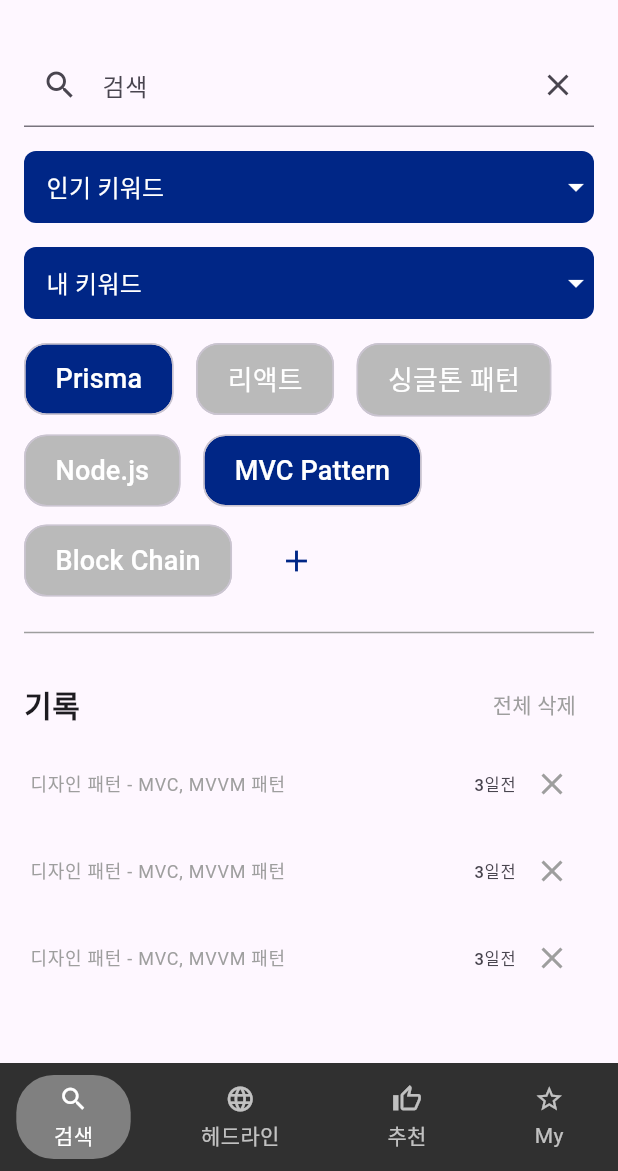
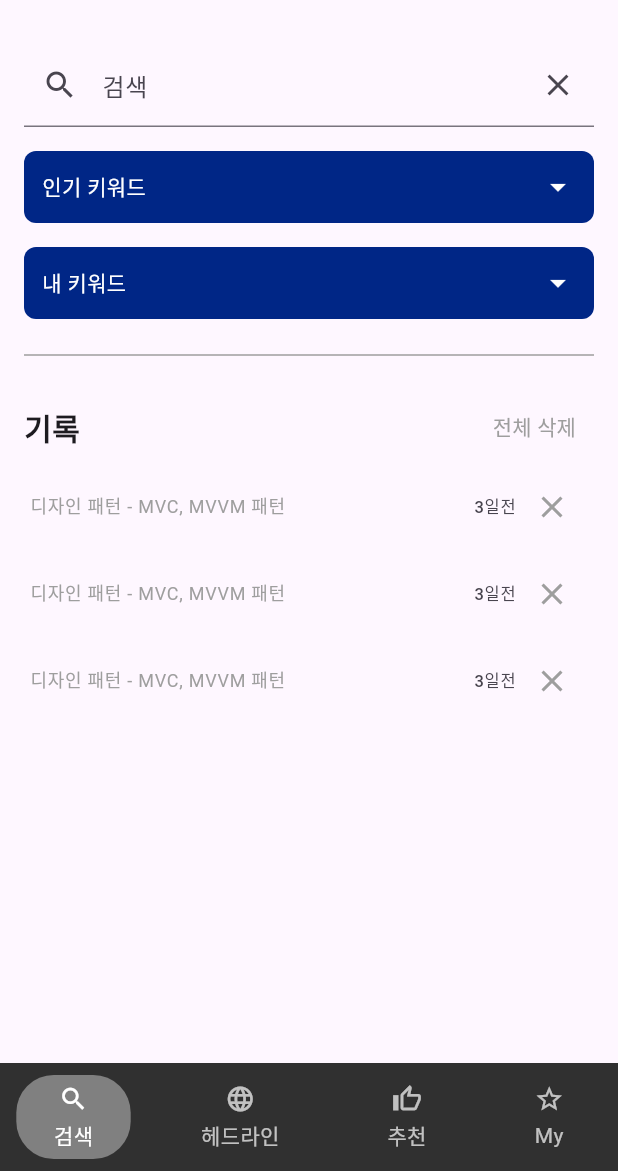
Before and after one commit to Indwoo/defee-frontend, a Flutter app: the Search screen opened by its route, on a phone screen of 412 x 824 dp, the part 65-1236 px from its top. Run offline on Flutter 3.47's test engine with Material 3 defaults, Android fonts, the phone set to English and light mode, and no system bars; Roboto replaces fonts that are missing (Pretendard).

Commit message:
[Feat] remake popular and my keywords

```diff
--- a/defeefront/lib/screens/search/search.dart
+++ b/defeefront/lib/screens/search/search.dart
@@ -12,8 +12,14 @@ class Search extends StatefulWidget { // StatefulWidget으로 변경
 }
 
 class _SearchState extends State<Search> {
-  String? selectedKeyword;
-  String? selectedMyKeyword;
+  String? selectedKeyword;  //인기 키워드 선택 여부
+  String? selectedMyKeyword;  //내 키워드 선택 여부
+  bool showPopularKeywords = false; // 인기 키워드 칩 표시 여부
+  bool showMyKeywords = false; // 내 키워드 칩 표시 여부
+
+  // Dummy Data
+  final List<String> popularKeywords = ['키워드1', '키워드2', '키워드3'];
+  final List<String> myKeywords = ['내 키워드1', '백엔드 내 키워드2', '내꺼 키워드3', '내 키워드4'];
 
   @override
   Widget build(BuildContext context) {
@@ -28,163 +34,52 @@ class _SearchState extends State<Search> {
 
             SizedBox(height: 16.0),
 
-            Container(
-              width: double.infinity,
+            // 인기 키워드 드롭다운
+            GestureDetector(
+              onTap: () {
+                setState(() {
+                  showPopularKeywords = !showPopularKeywords; // 클릭 시 표시 여부 토글
+                });
+              },
+              child: Container(
+                padding: EdgeInsets.all(12.0),
                 decoration: BoxDecoration(
-                color: Color(0xff002686), // 배경 색상
-                borderRadius: BorderRadius.circular(8.0), // 모서리 둥글게
+                  color: Color(0xff002686),
+                  borderRadius: BorderRadius.circular(8.0),
                 ),
-              child: DropdownButton<String>(
-                padding : EdgeInsets.fromLTRB(15, 0, 0, 0),
-                hint: Text(
+                child: Row(
+                  mainAxisAlignment: MainAxisAlignment.spaceBetween,
+                  children: [
+                    Text(
                       '인기 키워드',
                       style: TextStyle(color: Colors.white),
                     ),
-                value: selectedKeyword,
-                dropdownColor: Color(0xff002686),
-                icon: Icon(Icons.arrow_drop_down, color: Colors.white), // 오른쪽 아이콘
-                isExpanded: true, // 드롭다운 버튼 전체 너비 사용
-                underline: SizedBox(), // 밑줄 제거
-                onChanged: (String? newValue) {
-                  selectedKeyword = newValue; // 상태 관리 없음
-                },
-                items: <String>['키워드1', '키워드2', '키워드3']
-                    .map<DropdownMenuItem<String>>((String value) {
-                  return DropdownMenuItem<String>(
-                    value: value,
-                    child: Padding(
-                      padding: const EdgeInsets.all(8.0),
-                      child: Text(
-                        value,
-                        style: TextStyle(color: Colors.white), // 텍스트 색상
+                    Icon(Icons.arrow_drop_down, color: Colors.white),
+                  ],
                 ),
               ),
-                  );
-                }).toList(),
             ),
-            ),
-
-            SizedBox(height: 16.0),
-
-            // 내 키워드 드롭다운
-            Container(
-              width: double.infinity,
-              decoration: BoxDecoration(
-                color: Color(0xff002686), // 배경 색상
-                borderRadius: BorderRadius.circular(8.0), // 모서리 둥글게
-              ),
-              child: DropdownButton<String>(
-                padding : EdgeInsets.fromLTRB(15, 0, 0, 0),
-                hint: Text(
-                  '내 키워드',
-                  style: TextStyle(color: Colors.white),
-                ),
-                value: selectedMyKeyword,
-                dropdownColor: Color(0xff002686),
-                icon: Icon(Icons.arrow_drop_down, color: Colors.white), // 오른쪽 아이콘
-                isExpanded: true, // 드롭다운 버튼 전체 너비 사용
-                underline: SizedBox(), // 밑줄 제거
-                onChanged: (String? newValue) {
-                  setState(() {
-                    selectedMyKeyword = newValue;
-                  });
-                },
-                items: <String>['내 키워드1', '내 키워드2']
-                    .map<DropdownMenuItem<String>>((String value) {
-                  return DropdownMenuItem<String>(
-                    value: value,
-                    child: Padding(
-                      padding: const EdgeInsets.all(8.0),
-                      child: Text(
-                        value,
-                        style: TextStyle(color: Colors.white), // 텍스트 색상
-                      ),
-                    ),
-                  );
-                }).toList(),
-              ),
-            ),
-            SizedBox(height: 16.0),
-
-            // 선택된 키워드 칩들
-            Container(
-              width: double.infinity,
-              child: Wrap(
-                spacing: 15.0,//chip 수평 간격
-                runSpacing: 12.0,//chip 수직 간격
+            if (showPopularKeywords) ...[
+              SizedBox(height: 8.0),
+              Wrap(
+                spacing: 15.0, // 칩 수평 간격
+                runSpacing: 12.0, // 칩 수직 간격
                 children: [
-                  Chip(
+                  // myKeywords 리스트에 있는 각 요소에 대해 칩 생성
+                  ...popularKeywords.map((keyword) {
+                    return Chip(
                       label: Text(
-                        'Prisma',
-                        style: TextStyle(color: Colors.white, fontSize: 18.0)
-                    ),
-                    padding: EdgeInsets.symmetric(horizontal: 12.0, vertical: 10.0), // 패딩 조정
-                    backgroundColor: Color(0xff002686), // 칩 배경색
-                    shape: RoundedRectangleBorder(
-                      borderRadius: BorderRadius.circular(15.0), // 모서리 둥글게
-                      side: BorderSide.none, // 외곽선 제거
-                    )
-                  ),
-                  Chip(
-                    label: Text(
-                        '리액트',
-                        style: TextStyle(color: Colors.white, fontSize: 18.0)
+                        keyword,
+                        style: TextStyle(color: Colors.white, fontSize: 18.0),
                       ),
                       padding: EdgeInsets.symmetric(horizontal: 12.0, vertical: 10.0), // 패딩 조정
                       backgroundColor: Color(0xffBABABA), // 칩 배경색
                       shape: RoundedRectangleBorder(
                         borderRadius: BorderRadius.circular(15.0), // 모서리 둥글게
                         side: BorderSide.none, // 외곽선 제거
-                    )
                       ),
-                  Chip(
-                    label: Text(
-                        '싱글톤 패턴',
-                        style: TextStyle(color: Colors.white, fontSize: 18.0)
-                    ),
-                    padding: EdgeInsets.symmetric(horizontal: 12.0, vertical: 10.0), // 패딩 조정
-                    backgroundColor: Color(0xffBABABA), // 칩 배경색
-                    shape: RoundedRectangleBorder(
-                      borderRadius: BorderRadius.circular(15.0), // 모서리 둥글게
-                      side: BorderSide.none, // 외곽선 제거
-                    )
-                  ),
-                  Chip(
-                    label: Text(
-                        'Node.js',
-                        style: TextStyle(color: Colors.white, fontSize: 18.0)
-                    ),
-                    padding: EdgeInsets.symmetric(horizontal: 12.0, vertical: 10.0), // 패딩 조정
-                    backgroundColor: Color(0xffBABABA), // 칩 배경색
-                    shape: RoundedRectangleBorder(
-                      borderRadius: BorderRadius.circular(15.0), // 모서리 둥글게
-                      side: BorderSide.none, // 외곽선 제거
-                    )
-                  ),
-                  Chip(
-                    label: Text(
-                        'MVC Pattern',
-                        style: TextStyle(color: Colors.white, fontSize: 18.0)
-                    ),
-                    padding: EdgeInsets.symmetric(horizontal: 12.0, vertical: 10.0), // 패딩 조정
-                    backgroundColor: Color(0xff002686), // 칩 배경색
-                    shape: RoundedRectangleBorder(
-                      borderRadius: BorderRadius.circular(15.0), // 모서리 둥글게
-                      side: BorderSide.none, // 외곽선 제거
-                    )
-                  ),
-                  Chip(
-                    label: Text(
-                        'Block Chain',
-                        style: TextStyle(color: Colors.white, fontSize: 18.0)
-                    ),
-                    padding: EdgeInsets.symmetric(horizontal: 12.0, vertical: 10.0), // 패딩 조정
-                    backgroundColor: Color(0xffBABABA), // 칩 배경색
-                    shape: RoundedRectangleBorder(
-                      borderRadius: BorderRadius.circular(15.0), // 모서리 둥글게
-                      side: BorderSide.none, // 외곽선 제거
-                    )
-                  ),
+                    );
+                  }).toList(),
                   IconButton(
                     icon: Icon(Icons.add, color: Color(0xff002686)), // '+' 아이콘
                     onPressed: () {
@@ -196,7 +91,68 @@ class _SearchState extends State<Search> {
                   ),
                 ],
               ),
+            ],
+
+            SizedBox(height: 16.0),
+
+            // 내 키워드
+            GestureDetector(
+              onTap: () {
+                setState(() {
+                  showMyKeywords = !showMyKeywords; // 클릭 시 표시 여부 토글
+                });
+              },
+              child: Container(
+                padding: EdgeInsets.all(12.0),
+                decoration: BoxDecoration(
+                  color: Color(0xff002686),
+                  borderRadius: BorderRadius.circular(8.0),
                 ),
+                child: Row(
+                  mainAxisAlignment: MainAxisAlignment.spaceBetween,
+                  children: [
+                    Text(
+                      '내 키워드',
+                      style: TextStyle(color: Colors.white),
+                    ),
+                    Icon(Icons.arrow_drop_down, color: Colors.white),
+                  ],
+                ),
+              ),
+            ),
+            if (showMyKeywords) ...[
+              SizedBox(height: 8.0),
+              Wrap(
+                spacing: 15.0, // 칩 수평 간격
+                runSpacing: 12.0, // 칩 수직 간격
+                children: [
+                  // myKeywords 리스트에 있는 각 요소에 대해 칩 생성
+                  ...myKeywords.map((keyword) {
+                    return Chip(
+                      label: Text(
+                        keyword,
+                        style: TextStyle(color: Colors.white, fontSize: 18.0),
+                      ),
+                      padding: EdgeInsets.symmetric(horizontal: 12.0, vertical: 10.0), // 패딩 조정
+                      backgroundColor: Color(0xffBABABA), // 칩 배경색
+                      shape: RoundedRectangleBorder(
+                        borderRadius: BorderRadius.circular(15.0), // 모서리 둥글게
+                        side: BorderSide.none, // 외곽선 제거
+                      ),
+                    );
+                  }).toList(),
+                  IconButton(
+                    icon: Icon(Icons.add, color: Color(0xff002686)), // '+' 아이콘
+                    onPressed: () {
+                      // TBD : '+' 아이콘 클릭
+                    },
+                    color: Color(0xff002686), // 아이콘 배경색
+                    padding: EdgeInsets.symmetric(horizontal: 16.0, vertical: 10.0), // 패딩 조정
+                    constraints: BoxConstraints(), // 크기 조정
+                  ),
+                ],
+              ),
+            ],
 
             SizedBox(height: 16.0),
 
```
Lines whose indentation alone changed are shown as unchanged.
